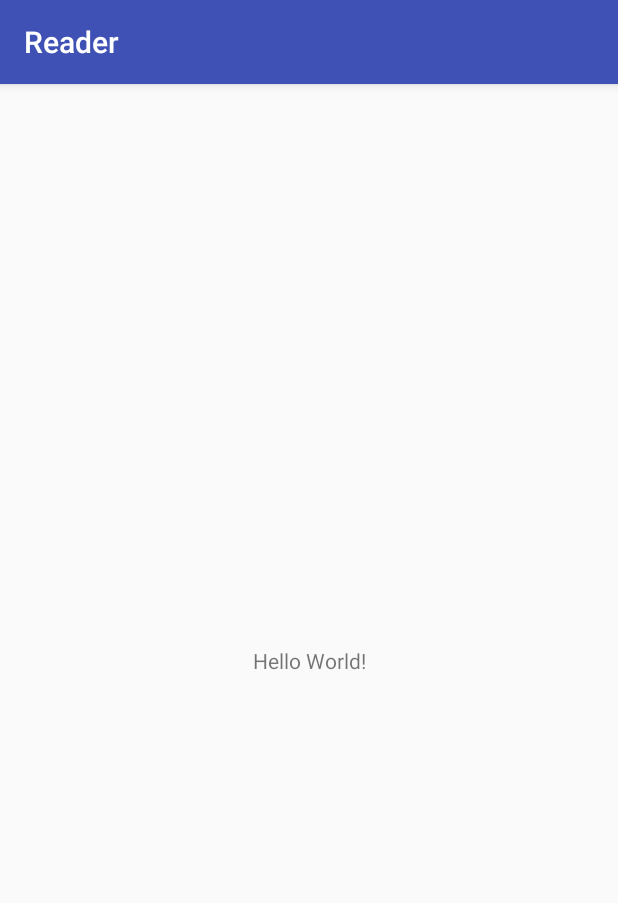
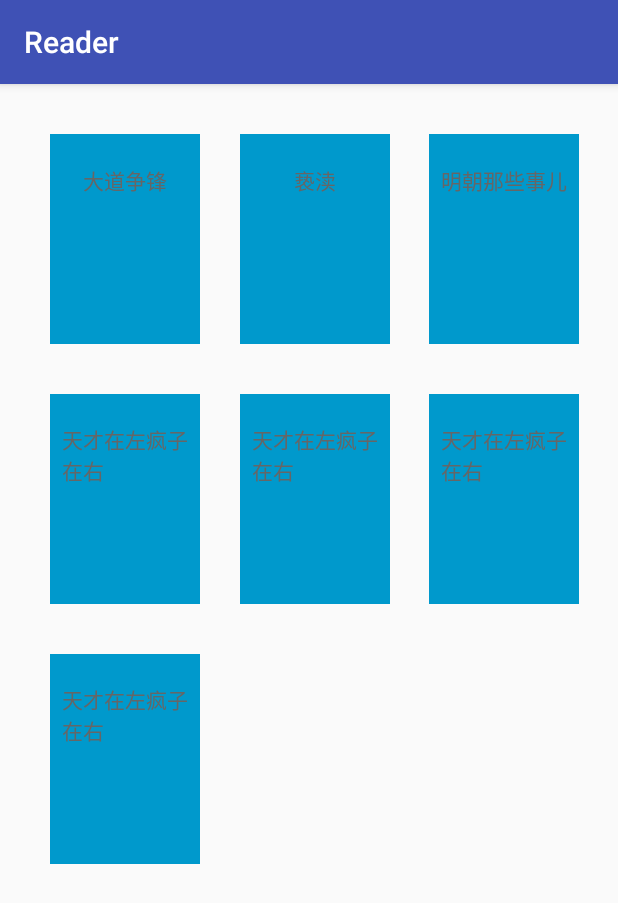
Before and after one commit to FutureProTeam/Reader, an Android app: the screen it shows after launch (MainActivity before the commit, BookcaseActivity after it), on a phone screen of 412 x 824 dp. Shown: the top 903 px of the screen. Run offline under Robolectric (Android 15) with nearby library versions, the phone set to English and light mode, and no system bars; our stand-ins replace ButterKnife, Timber; libraries missing offline, so code that uses them is left out: com.facebook.stetho, com.morgoo.droidplugin, com.uphyca.stetho_realm, io.realm; 5 statements that could not run were skipped.

Commit message:
提交书架布局

```diff
--- a/app/build.gradle
+++ b/app/build.gradle
@@ -39,7 +39,7 @@ dependencies {
         exclude group: 'com.google.code.findbugs'
     })
     compile "com.android.support:appcompat-v7:$rootProject.ext.supportVersion"
-    compile 'com.android.support.constraint:constraint-layout:1.0.2'
+    compile "com.android.support:recyclerview-v7:$rootProject.ext.supportVersion"
     testCompile 'junit:junit:4.12'
 
     //dagger 2
--- a/app/src/main/AndroidManifest.xml
+++ b/app/src/main/AndroidManifest.xml
@@ -3,14 +3,14 @@
     package="com.futureproteam.reader">
 
     <application
-        android:name=".BaeApplication"
+        android:name=".base.BaeApplication"
         android:allowBackup="true"
         android:icon="@mipmap/ic_launcher"
         android:label="@string/app_name"
         android:roundIcon="@mipmap/ic_launcher_round"
         android:supportsRtl="true"
         android:theme="@style/AppTheme">
-        <activity android:name=".MainActivity">
+        <activity android:name=".activity.BookcaseActivity">
             <intent-filter>
                 <action android:name="android.intent.action.MAIN" />
 
--- a/app/src/main/java/com/futureproteam/reader/MainActivity.java
+++ /dev/null
@@ -1,13 +0,0 @@
-package com.futureproteam.reader;
-
-import android.support.v7.app.AppCompatActivity;
-import android.os.Bundle;
-
-public class MainActivity extends AppCompatActivity {
-
-    @Override
-    protected void onCreate(Bundle savedInstanceState) {
-        super.onCreate(savedInstanceState);
-        setContentView(R.layout.activity_main);
-    }
-}
--- /dev/null
+++ b/app/src/main/java/com/futureproteam/reader/activity/BookcaseActivity.java
@@ -0,0 +1,61 @@
+package com.futureproteam.reader.activity;
+
+import android.os.Bundle;
+import android.support.v7.widget.GridLayoutManager;
+import android.support.v7.widget.RecyclerView;
+
+import com.futureproteam.reader.R;
+import com.futureproteam.reader.adapter.BookcaseAdapter;
+import com.futureproteam.reader.base.BaseActivity;
+import com.futureproteam.reader.modle.BookBo;
+import com.futureproteam.reader.view.GridSpacingItemDecoration;
+
+import java.util.ArrayList;
+import java.util.List;
+
+import butterknife.BindView;
+import butterknife.ButterKnife;
+
+/**
+ * 书柜
+ */
+public class BookcaseActivity extends BaseActivity {
+
+    private static final int COLUMN_NUM = 3;
+
+    @BindView(R.id.recycler_view)
+    RecyclerView recyclerView;
+
+    private BookcaseAdapter adapter;
+
+    @Override
+    protected void onCreate(Bundle savedInstanceState) {
+        super.onCreate(savedInstanceState);
+        setContentView(R.layout.activity_main);
+
+        init();
+    }
+
+    private void init() {
+        ButterKnife.bind(this);
+
+        recyclerView.setLayoutManager(new GridLayoutManager(this, COLUMN_NUM));
+        int spanCount = 3; // 3 columns
+        int spacing = 50; // 50px
+        boolean includeEdge = true;
+        recyclerView.addItemDecoration(new GridSpacingItemDecoration(spanCount, spacing, includeEdge));
+        adapter = new BookcaseAdapter();
+        recyclerView.setAdapter(adapter);
+
+        //TODo 从数据库获取书籍信息
+        List<BookBo> books = new ArrayList<>();
+        books.add(new BookBo("大道争锋"));
+        books.add(new BookBo("亵渎"));
+        books.add(new BookBo("明朝那些事儿"));
+        books.add(new BookBo("天才在左疯子在右"));
+        books.add(new BookBo("天才在左疯子在右"));
+        books.add(new BookBo("天才在左疯子在右"));
+        books.add(new BookBo("天才在左疯子在右"));
+        adapter.setData(books);
+    }
+}
--- /dev/null
+++ b/app/src/main/java/com/futureproteam/reader/adapter/BookcaseAdapter.java
@@ -0,0 +1,93 @@
+package com.futureproteam.reader.adapter;
+
+import android.support.v7.widget.RecyclerView;
+import android.view.LayoutInflater;
+import android.view.View;
+import android.view.ViewGroup;
+import android.widget.TextView;
+
+import com.futureproteam.reader.R;
+import com.futureproteam.reader.modle.BookBo;
+
+import java.util.ArrayList;
+import java.util.List;
+
+import butterknife.BindView;
+import butterknife.ButterKnife;
+
+/**
+ * Created by ding-syi on 2017/10/8.
+ */
+
+public class BookcaseAdapter extends RecyclerView.Adapter<BookcaseAdapter.ViewHolder> {
+    private ItemClickListener mClickListener;
+
+    private List<BookBo> data;
+
+    public BookcaseAdapter(){
+        data = new ArrayList<>();
+    }
+
+    /**
+     * 填充数据
+     * @param data
+     */
+    public void setData(List<BookBo> data){
+        this.data.clear();
+        if (data != null){
+            this.data.addAll(data);
+        }
+        notifyDataSetChanged();
+    }
+    // inflates the cell layout from xml when needed
+    @Override
+    public ViewHolder onCreateViewHolder(ViewGroup parent, int viewType) {
+        View view = LayoutInflater.from(parent.getContext()).inflate(R.layout.item_book, parent, false);
+        return new ViewHolder(view);
+    }
+
+    @Override
+    public void onBindViewHolder(ViewHolder holder, int position) {
+        BookBo book = data.get(position);
+        holder.tevBookTitle.setText(book.getTitle());
+    }
+
+
+    // total number of cells
+    @Override
+    public int getItemCount() {
+        return data.size();
+    }
+
+
+    // stores and recycles views as they are scrolled off screen
+    public class ViewHolder extends RecyclerView.ViewHolder implements View.OnClickListener {
+        @BindView(R.id.tev_book_title) TextView tevBookTitle;
+
+        ViewHolder(View itemView) {
+            super(itemView);
+            ButterKnife.bind(this, itemView);
+            itemView.setOnClickListener(this);
+        }
+
+        @Override
+        public void onClick(View view) {
+            if (mClickListener != null) mClickListener.onItemClick(view, getAdapterPosition());
+        }
+    }
+
+    // convenience method for getting data at click position
+    BookBo getItem(int id) {
+        return data.get(id);
+    }
+
+    // allows clicks events to be caught
+    void setClickListener(ItemClickListener itemClickListener) {
+        this.mClickListener = itemClickListener;
+    }
+
+    // parent activity will implement this method to respond to click events
+    public interface ItemClickListener {
+        void onItemClick(View view, int position);
+    }
+}
--- /dev/null
+++ b/app/src/main/java/com/futureproteam/reader/base/BaeApplication.java
@@ -0,0 +1,49 @@
+package com.futureproteam.reader.base;
+
+import android.app.Application;
+import android.content.Context;
+
+import com.blankj.utilcode.util.Utils;
+import com.facebook.stetho.Stetho;
+import com.morgoo.droidplugin.PluginHelper;
+import com.uphyca.stetho_realm.RealmInspectorModulesProvider;
+
+import io.realm.Realm;
+import timber.log.Timber;
+
+/**
+ * Created by ding-syi on 2017/9/28.
+ */
+
+public class BaeApplication extends Application {
+
+    @Override
+    public void onCreate() {
+        super.onCreate();
+
+        //realm、stetho and stetho-realm configuration
+        Realm.init(this);
+        Stetho.initialize(
+                Stetho.newInitializerBuilder(this)
+                        .enableDumpapp(Stetho.defaultDumperPluginsProvider(this))
+                        .enableWebKitInspector(RealmInspectorModulesProvider.builder(this).build())
+                        .build());
+
+        //init droidplugin
+        PluginHelper.getInstance().applicationOnCreate(getBaseContext()); //must be after super.onCreate()
+
+        //init Timber
+        Timber.plant(new Timber.DebugTree());
+
+        //init 工具库module
+        Utils.init(this);
+    }
+
+    @Override
+    protected void attachBaseContext(Context base) {
+
+        //init droidplugin
+        PluginHelper.getInstance().applicationAttachBaseContext(base);
+        super.attachBaseContext(base);
+    }
+}
--- /dev/null
+++ b/app/src/main/java/com/futureproteam/reader/base/BaseActivity.java
@@ -0,0 +1,11 @@
+package com.futureproteam.reader.base;
+
+import android.support.v7.app.AppCompatActivity;
+
+/**
+ * Created by ding-syi on 2017/10/8.
+ */
+
+public abstract class BaseActivity extends AppCompatActivity {
+
+}
--- /dev/null
+++ b/app/src/main/java/com/futureproteam/reader/modle/BookBo.java
@@ -0,0 +1,26 @@
+package com.futureproteam.reader.modle;
+
+/**
+ *
+ * Created by ding-syi on 2017/10/8.
+ */
+
+public class BookBo {
+    private String title;
+
+    public BookBo(){
+
+    }
+
+    public BookBo(String title) {
+        this.title = title;
+    }
+
+    public String getTitle() {
+        return title;
+    }
+
+    public void setTitle(String title) {
+        this.title = title;
+    }
+}
--- /dev/null
+++ b/app/src/main/java/com/futureproteam/reader/view/GridSpacingItemDecoration.java
@@ -0,0 +1,45 @@
+package com.futureproteam.reader.view;
+
+import android.graphics.Rect;
+import android.support.v7.widget.RecyclerView;
+import android.view.View;
+
+/**
+ *  网格间距
+ * Created by ding-syi on 2017/10/8.
+ */
+
+public class GridSpacingItemDecoration extends RecyclerView.ItemDecoration {
+
+    private int spanCount;
+    private int spacing;
+    private boolean includeEdge;
+
+    public GridSpacingItemDecoration(int spanCount, int spacing, boolean includeEdge) {
+        this.spanCount = spanCount;
+        this.spacing = spacing;
+        this.includeEdge = includeEdge;
+    }
+
+    @Override
+    public void getItemOffsets(Rect outRect, View view, RecyclerView parent, RecyclerView.State state) {
+        int position = parent.getChildAdapterPosition(view); // item position
+        int column = position % spanCount; // item column
+
+        if (includeEdge) {
+            outRect.left = spacing - column * spacing / spanCount; // spacing - column * ((1f / spanCount) * spacing)
+            outRect.right = (column + 1) * spacing / spanCount; // (column + 1) * ((1f / spanCount) * spacing)
+
+            if (position < spanCount) { // top edge
+                outRect.top = spacing;
+            }
+            outRect.bottom = spacing; // item bottom
+        } else {
+            outRect.left = column * spacing / spanCount; // column * ((1f / spanCount) * spacing)
+            outRect.right = spacing - (column + 1) * spacing / spanCount; // spacing - (column + 1) * ((1f /    spanCount) * spacing)
+            if (position >= spanCount) {
+                outRect.top = spacing; // item top
+            }
+        }
+    }
+}
--- a/app/src/main/res/layout/activity_main.xml
+++ b/app/src/main/res/layout/activity_main.xml
@@ -1,18 +1,14 @@
 <?xml version="1.0" encoding="utf-8"?>
-<android.support.constraint.ConstraintLayout xmlns:android="http://schemas.android.com/apk/res/android"
+<LinearLayout xmlns:android="http://schemas.android.com/apk/res/android"
     xmlns:app="http://schemas.android.com/apk/res-auto"
     xmlns:tools="http://schemas.android.com/tools"
     android:layout_width="match_parent"
     android:layout_height="match_parent"
-    tools:context="com.futureproteam.reader.MainActivity">
+    tools:context="com.futureproteam.reader.activity.BookcaseActivity">
 
-    <TextView
-        android:layout_width="wrap_content"
-        android:layout_height="wrap_content"
-        android:text="Hello World!"
-        app:layout_constraintBottom_toBottomOf="parent"
-        app:layout_constraintLeft_toLeftOf="parent"
-        app:layout_constraintRight_toRightOf="parent"
-        app:layout_constraintTop_toTopOf="parent" />
+    <android.support.v7.widget.RecyclerView
+        android:id="@+id/recycler_view"
+        android:layout_width="match_parent"
+        android:layout_height="match_parent"/>
 
-</android.support.constraint.ConstraintLayout>
+</LinearLayout>
--- /dev/null
+++ b/app/src/main/res/layout/item_book.xml
@@ -0,0 +1,23 @@
+<?xml version="1.0" encoding="utf-8"?>
+<FrameLayout xmlns:android="http://schemas.android.com/apk/res/android"
+    xmlns:app="http://schemas.android.com/apk/res-auto"
+    android:layout_width="100dp"
+    android:layout_height="140dp"
+    android:background="@android:color/holo_blue_dark"
+    >
+
+        <TextView
+            android:id="@+id/tev_book_title"
+            android:layout_width="wrap_content"
+            android:layout_height="wrap_content"
+            android:text="未知"
+            android:textSize="14dp"
+            android:textColor="@color/textBookCoverTitle"
+            android:layout_gravity="center_horizontal"
+            android:layout_marginTop="20dp"
+            android:lines="2"
+            android:ellipsize="end"
+            android:paddingRight="8dp"
+            android:paddingLeft="8dp"
+            />
+</FrameLayout>
--- a/app/src/main/res/values/colors.xml
+++ b/app/src/main/res/values/colors.xml
@@ -3,4 +3,6 @@
     <color name="colorPrimary">#3F51B5</color>
     <color name="colorPrimaryDark">#303F9F</color>
     <color name="colorAccent">#FF4081</color>
+
+    <color name="textBookCoverTitle">#666666</color>
 </resources>
```
